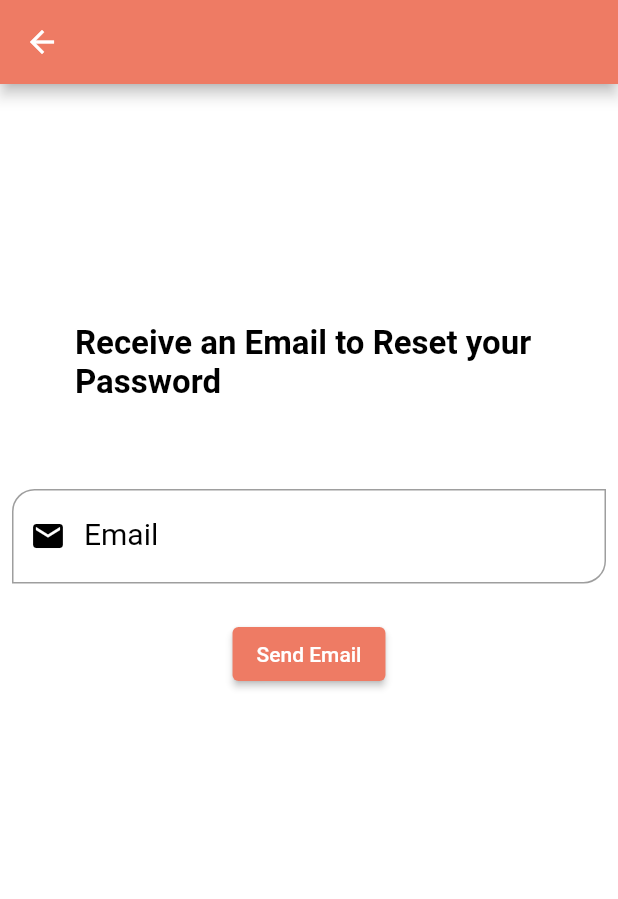
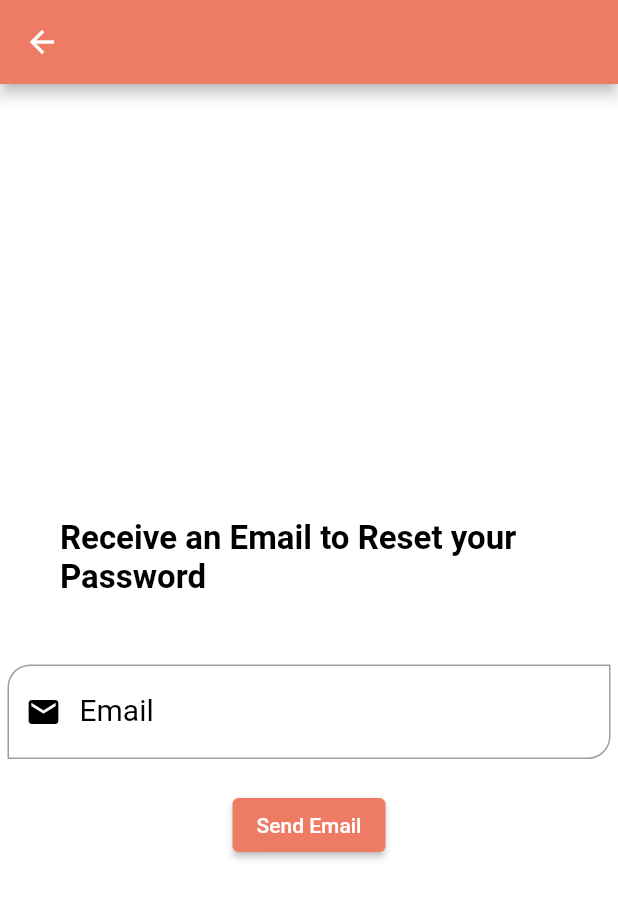
Before and after one commit to Mounika143144/ChatMeApp_Repo, a Flutter app: the ForgotPassword screen opened directly, on a phone screen of 412 x 824 dp. Shown: the top 899 px of the screen. Run offline on Flutter 3.47's test engine with Material 2 defaults, Android fonts, the phone set to English and light mode, and no system bars; drawn by our look-alikes of overlay_support; our stand-ins replace cloud_firestore, firebase_auth, firebase_core, firebase_messaging, flutter_local_notifications, google_sign_in and 1 more; missing offline and left inert: cloud_firestore_web, firebase_auth_web, firebase_core_web, search_highlight_text, shared_preferences_web; accounts and stored records are empty.

Commit message:
Edited forgot_password page

```diff
--- a/lib/pages/auth/forgot_password.dart
+++ b/lib/pages/auth/forgot_password.dart
@@ -35,14 +35,14 @@ class _ForgotPasswordState extends State<ForgotPassword> {
             ),
           ),
           body: Center(
-            child: Padding(
-              padding: const EdgeInsets.fromLTRB(0, 110, 0, 0),
-              child: Form(
-                  key: formKey,
+            child: Form(
+                key: formKey,
+                child: SingleChildScrollView(
                   child: Column(
+                    mainAxisAlignment: MainAxisAlignment.center,
                     children: [
                       const Padding(
-                        padding: EdgeInsets.all(50.0),
+                        padding: EdgeInsets.all(40.0),
                         child: Text(
                           'Receive an Email to Reset your Password',
                           style: TextStyle(
@@ -53,7 +53,7 @@ class _ForgotPasswordState extends State<ForgotPassword> {
                         ),
                       ),
                       Padding(
-                        padding: const EdgeInsets.all(8.0),
+                        padding: const EdgeInsets.all(5.0),
                         child: TextFormField(
                           autovalidateMode: autovalidate,
                           validator: (mail) {
@@ -104,8 +104,8 @@ class _ForgotPasswordState extends State<ForgotPassword> {
                           },
                           child: const Text('Send Email'))
                     ],
-                  )),
-            ),
+                  ),
+                )),
           )),
     );
   }
```
Also changed, not shown: lib/pages/chat_page.dart (+6 -4 lines), 27 other files.
